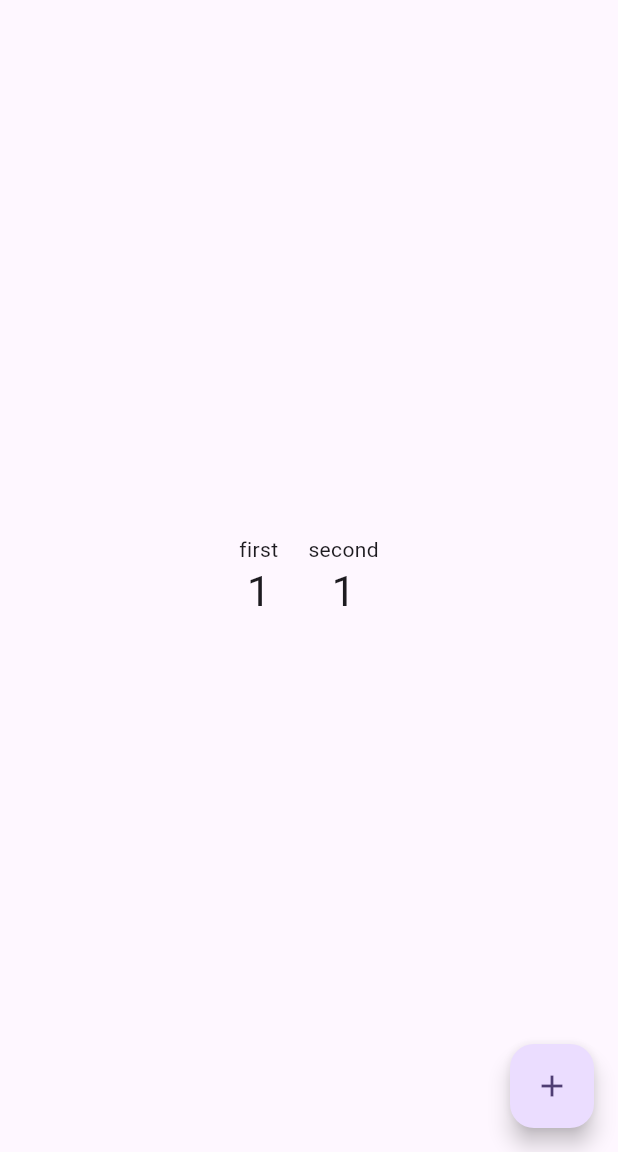
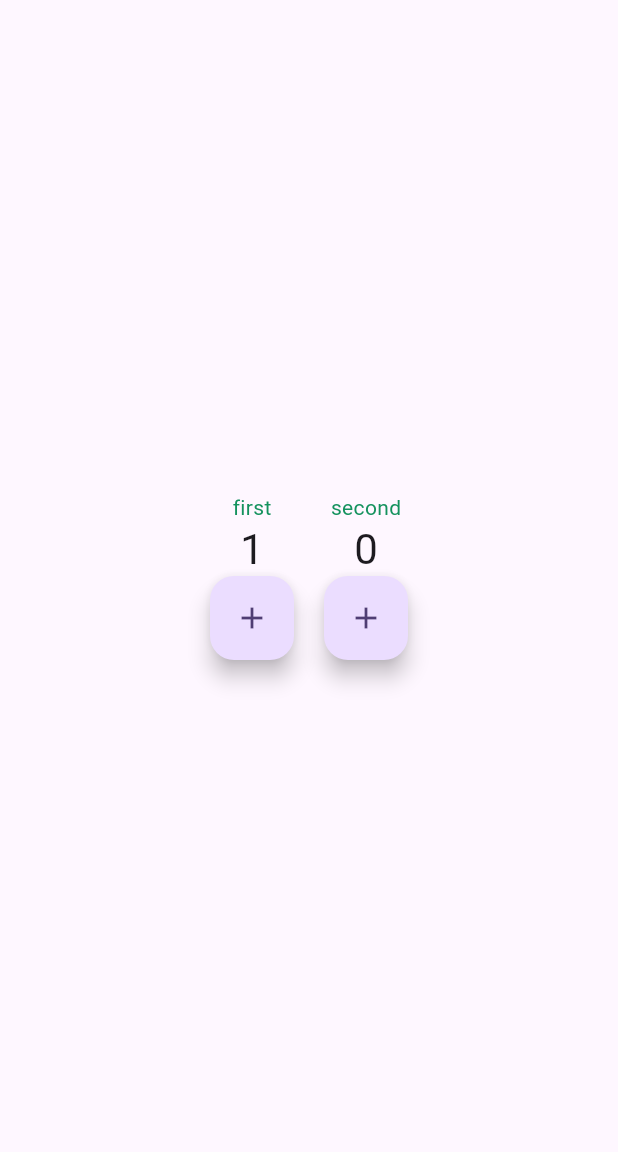
Before and after one commit to yambaru-hackathon/motoki_higa_homework, a Flutter app: the screen it shows after launch, after a tap on the "add" icon, on a phone screen of 412 x 824 dp, the part 84-1236 px from its top. Run offline on Flutter 3.47's test engine with Material 3 defaults, Android fonts, the phone set to English and light mode, and no system bars.

Commit message:
riverpod 1

```diff
--- a/lib/main.dart
+++ b/lib/main.dart
@@ -1,3 +1,5 @@
+import 'dart:math';
+
 import 'package:flutter/material.dart';
 import 'package:main/count_model.dart';
 import 'package:provider/provider.dart';
@@ -32,6 +34,14 @@ class MyHomePage extends StatefulWidget {
 }
 
 class _MyHomePageState extends State<MyHomePage> {
+  final random = Random();
+  Color? color;
+
+  @override
+  void initState() {
+    super.initState();
+    color = randomColor;
+  }
 
   @override
   Widget build(BuildContext context) {
@@ -42,46 +52,90 @@ class _MyHomePageState extends State<MyHomePage> {
           backgroundColor: Theme.of(context).colorScheme.inversePrimary,
           title: Text(widget.title),
         ),
-        body: Row(
+        body: Column(
           mainAxisAlignment: MainAxisAlignment.center,
           children: [
-            CountBody(name:'first'),
-            SizedBox(width: 20),
-            CountBody(name:'second'),
-          ],
-        ),
-        floatingActionButton: Builder(
+            Row(
+              mainAxisAlignment: MainAxisAlignment.center,
+              children: [
+                Column(
+                  children: [
+                    CountBody(name:'first', number: 1, color: color,),
+                    Builder(
                       builder: (context) {
                         final model = Provider.of<CountModel>(context);
                         return FloatingActionButton(
-              onPressed: model.incrementCounter,
+                          onPressed: (){
+                            model.incrementCounter();
+                            changeColor();
+                          },
                           tooltip: 'Increment',
                           child: const Icon(Icons.add),
                         );
                       }
                     ),
+                  ],
+                ),
+                SizedBox(width: 20),
+                Column(
+                  children: [
+                    CountBody(name:'second', number: 2, color: color,),
+                    Builder(
+                      builder: (context) {
+                        final model = Provider.of<CountModel>(context);
+                        return FloatingActionButton(
+                          onPressed: (){
+                            model.incrementCounter2();
+                            changeColor();
+                          },
+                          tooltip: 'Increment',
+                          child: const Icon(Icons.add),
+                        );
+                      }
+                    ),
+                  ],
+                ),
+              ],
+            ),
+          ],
+        ),
       ),
     );
   }
+  Color get randomColor => Color.fromARGB(255, random.nextInt(256), random.nextInt(256), random.nextInt(256));
+
+
+  void changeColor() => setState(() => color = randomColor);
 }
 
 class CountBody extends StatelessWidget {
-  CountBody({super.key, required this.name});
+  CountBody({super.key, required this.name, required this.number, required this.color});
 
   String name;
+  int number;
+  Color? color;
 
   @override
   Widget build(BuildContext context) {
     final model = Provider.of<CountModel>(context);
+    int counter = 0;
+
+    if (number == 1){
+      counter = model.counter;
+    }
+    else if (number == 2){
+      counter = model.counter2;
+    }
     return Center(
       child: Column(
         mainAxisAlignment: MainAxisAlignment.center,
         children: <Widget>[
           Text(
             name,
+            style: TextStyle(color: color),
           ),
           Text(
-            '${model.counter}',
+            '${counter}',
             style: Theme.of(context).textTheme.headlineMedium,
           ),
         ],
```
Lines whose indentation alone changed are shown as unchanged.
